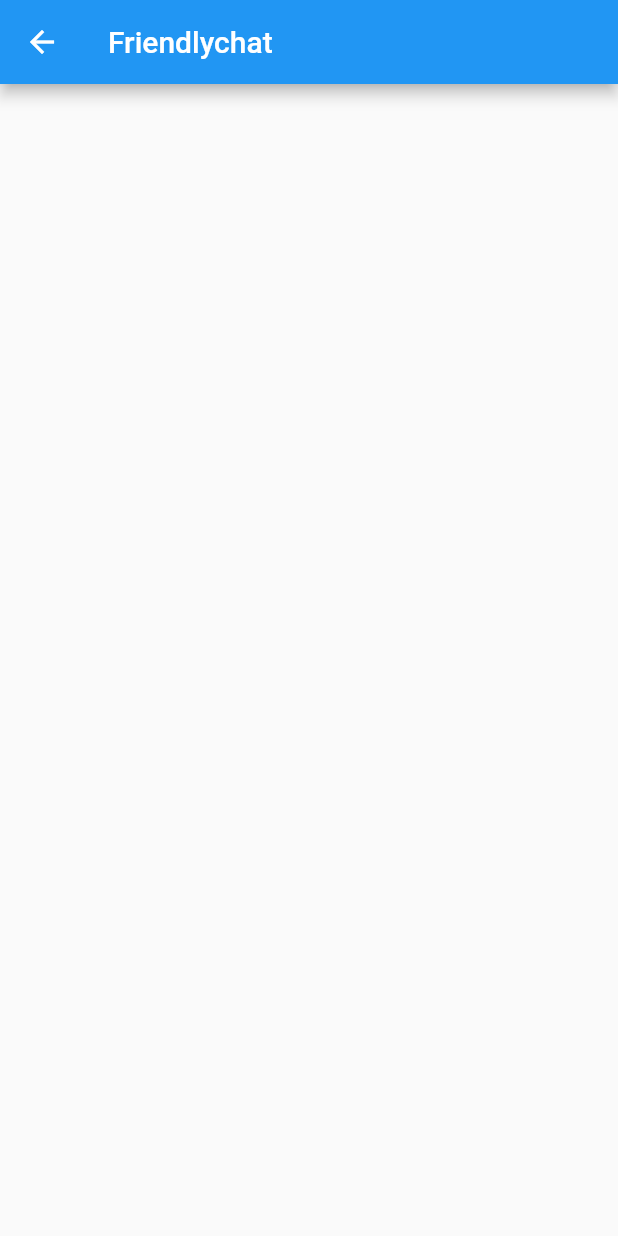
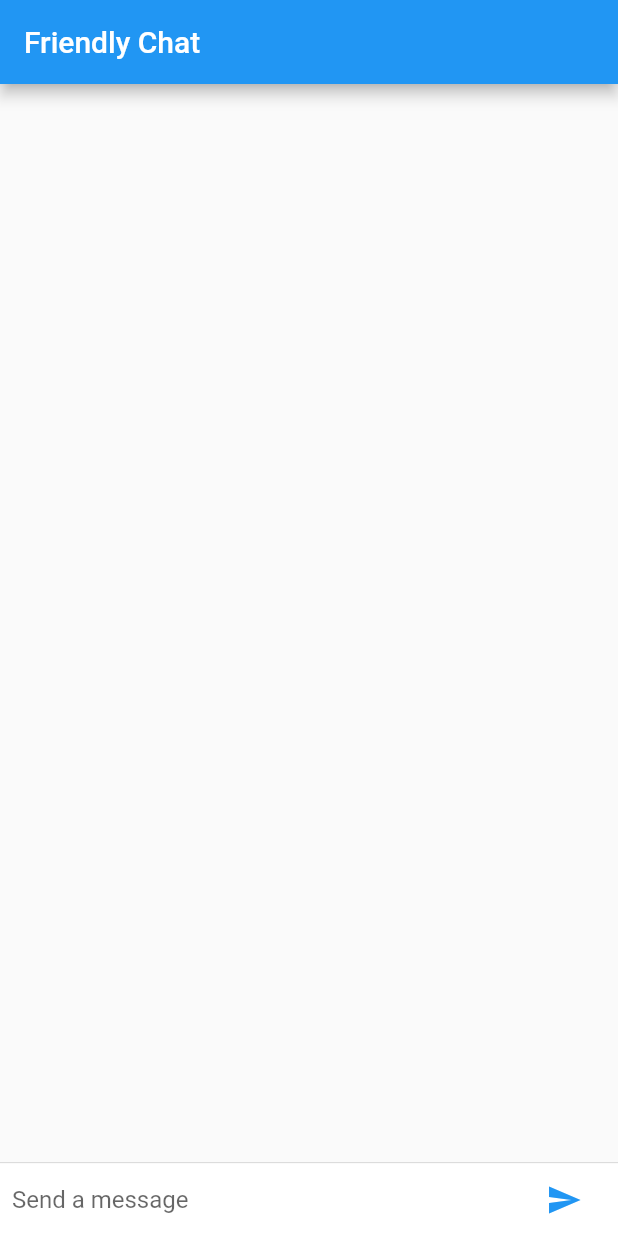
Before and after one commit to dramalcolm/Samplechat, a Flutter app: the ChatScreen screen opened directly, on a phone screen of 412 x 824 dp. Run offline on Flutter 3.47's test engine with Material 2 defaults, Android fonts, the phone set to English and light mode, and no system bars.

Commit message:
update to ChatScreen

```diff
--- a/lib/main.dart
+++ b/lib/main.dart
@@ -5,49 +5,124 @@ import 'package:flutter/cupertino.dart';
 const String _name = "Douglas Malcolm";
 
 void main() {
-  runApp(
-    new MaterialApp(
+  runApp(new FriendlychatApp());
+}
+
+class FriendlychatApp extends StatelessWidget {
+  @override
+  Widget build(BuildContext context) {
+    return new MaterialApp(
       title: "Friendlychat",
-      home: new Scaffold(
-        appBar: new AppBar(
-          title: new Text("Friendlychat"),
-        ),
-      ),
-    ),
+      home: new ChatScreen(),
     );
   }
+}
 
-// Modify the ChatScreen class definition to extend StatefulWidget.
+
 class ChatScreen extends StatefulWidget {
   @override
   State createState() => new ChatScreenState();
 }
 
-// Add the ChatScreenState class definition in main.dart.
 class ChatScreenState extends State<ChatScreen> {
-
+  final List<ChatMessage> _messages = <ChatMessage>[];
   final TextEditingController _textController = new TextEditingController();
 
   @override
   Widget build(BuildContext context) {
     return new Scaffold(
-      appBar: new AppBar(title: new Text("Friendlychat")),
+      appBar: new AppBar(title: new Text("Friendly Chat")),
+      body: new Column(
+        children: <Widget>[
+          new Flexible(
+              child: new ListView.builder(
+                padding: new EdgeInsets.all(8.0),
+                reverse: true,
+                itemBuilder: (_,int index) => _messages[index],
+                itemCount: _messages.length,
+              ),
+          ),
+          new Divider(height: 2.0),
+          new Container(
+            decoration: new BoxDecoration(
+              color: Theme.of(context).cardColor,
+            ),
+            child: _buildTextComposer(),
+          ),
+        ],
+      ),
 
     );
   }
   Widget _buildTextComposer() {
-    return new Container(
+
+    return new IconTheme(
+        data: new IconThemeData(color: Theme.of(context).accentColor),
+        child: new Container(
           margin: const EdgeInsets.symmetric(horizontal: 8.0),
+          child: new Row(
+            children: <Widget>[
+              new Flexible(
                 child: new TextField(
                   controller: _textController,
                   onSubmitted: _handleSubmitted,
                   decoration: new InputDecoration.collapsed(
                       hintText: "Send a message"),
                 ),
+              ),
+              new Container(
+                margin: new EdgeInsets.symmetric(horizontal: 4.0),
+                child: new IconButton(
+                  icon: new Icon(Icons.send),
+                  onPressed: () => _handleSubmitted(_textController.text),
+
+                ),
+              ),
+            ],
+
+          ),
+        ),
+    );
+
+  }
+
+  void _handleSubmitted(String input) {
+    _textController.clear();
+    ChatMessage message = new ChatMessage(
+      text: input,
+    );
+    setState(() {
+      _messages.insert(0, message);
+    });
+  }
+}
+
+class ChatMessage extends StatelessWidget {
+  ChatMessage({this.text});
+  final String text;
+  @override
+  Widget build(BuildContext context) {
+    return new Container(
+      margin: const EdgeInsets.symmetric(vertical: 10.0),
+      child: new Row(
+        crossAxisAlignment: CrossAxisAlignment.start,
+        children: <Widget>[
+          new Container(
+            margin: const EdgeInsets.only(right: 16.0),
+            child: new CircleAvatar(child: new Text(_name[0])),
+          ),
+          new Column(
+            crossAxisAlignment: CrossAxisAlignment.start,
+            children: <Widget>[
+              new Text(_name, style: Theme.of(context).textTheme.subhead),
+              new Container(
+                margin: const EdgeInsets.only(top: 5.0),
+                child: new Text(text),
+              ),
+            ],
+          ),
+        ],
+      ),
     );
   }
-
-  void _handleSubmitted(String text) {
-    _textController.clear();
 }
-}
```
Lines whose indentation alone changed are shown as unchanged.
